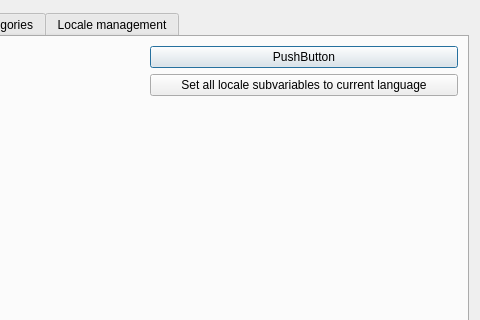
Above: mainwindow.ui from dolphinoracle/mx-locale before the change; both pictures show x 187 to 667 and y 0 to 320 of the 667 by 713 pixel window. Below: the same form after it.
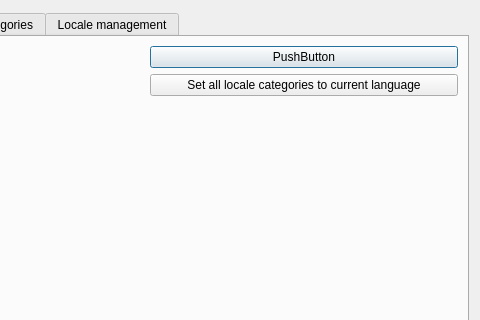
That is the form after the change. The open tabs and pages were chosen to show the change. Icons and pictures are not drawn.

Commit message: adjust language on reset button

Diff of the .ui file:
```diff
--- a/mainwindow.ui
+++ b/mainwindow.ui
@@ -214,7 +214,7 @@
        <item row="2" column="1">
         <widget class="QPushButton" name="pushResetSubvar">
          <property name="text">
-          <string>Set all locale subvariables to current language</string>
+          <string>Set all locale categories to current language</string>
          </property>
         </widget>
        </item>
```
Left out of the diff: 2 changed lines with no effect on the pictures.
